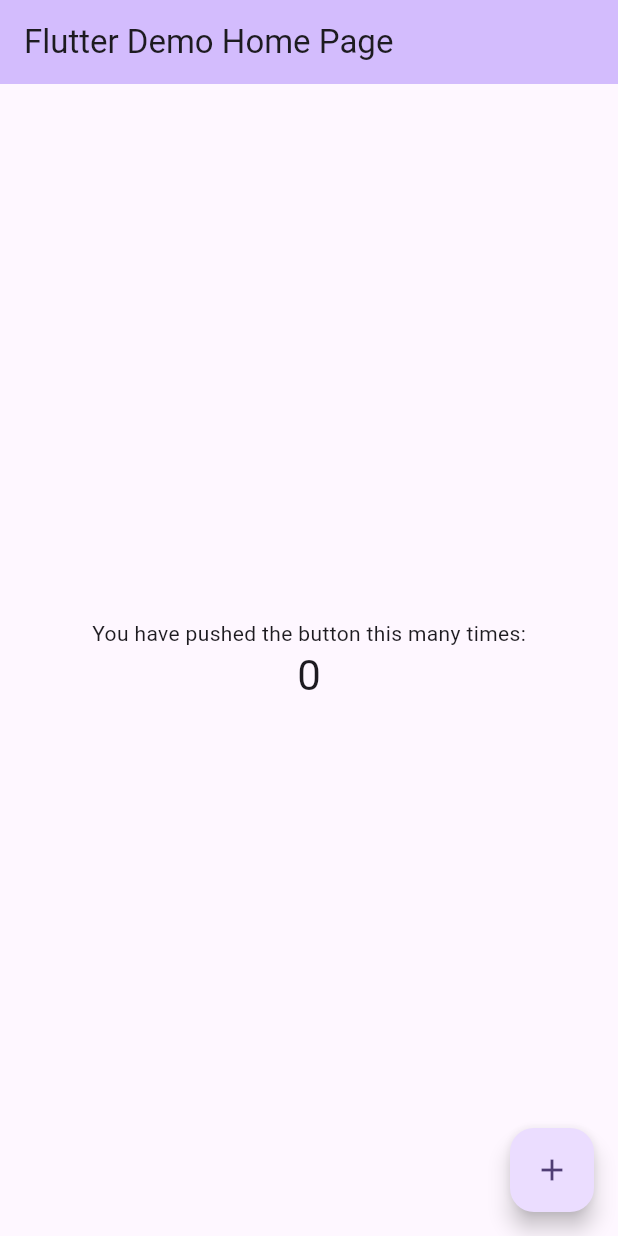
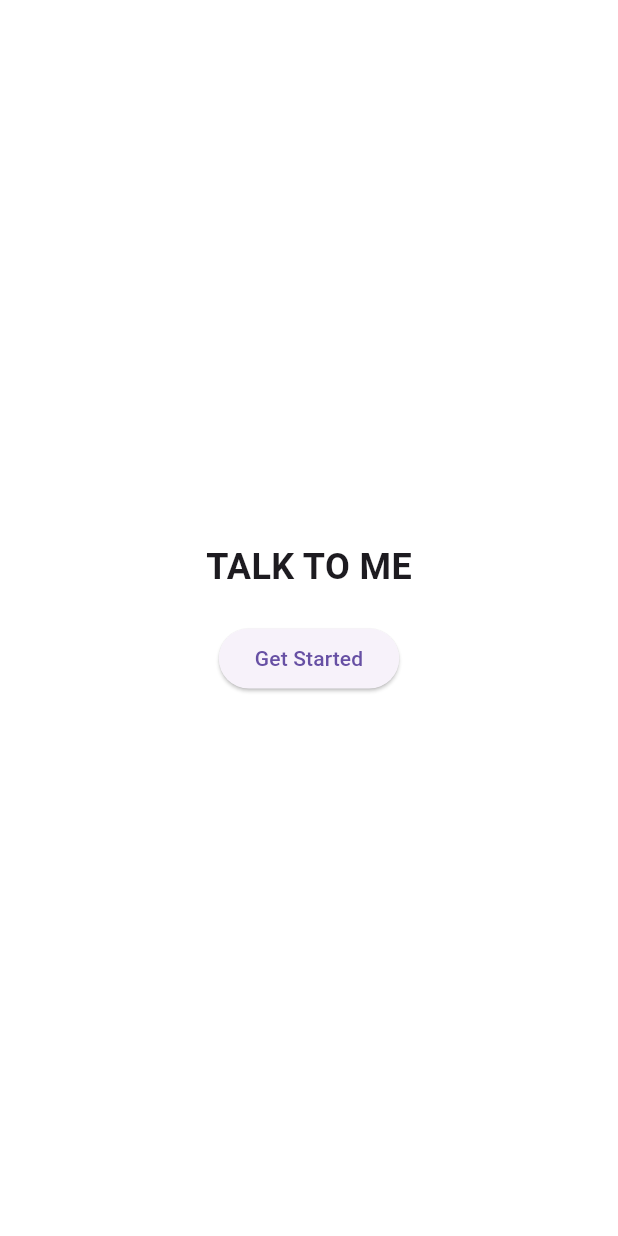
Before and after one commit to rdwaynedehoedt/Talk-To-Me-apk, a Flutter app: the screen it shows after launch, on a phone screen of 412 x 824 dp. Run offline on Flutter 3.47's test engine with Material 3 defaults, Android fonts, the phone set to English and light mode, and no system bars.

Commit message:
did some welcome page updates

```diff
--- a/talk_to_me/lib/main.dart
+++ b/talk_to_me/lib/main.dart
@@ -1,125 +1,19 @@
 import 'package:flutter/material.dart';
+import 'welcome_screen.dart'; // Import the welcome screen
 
 void main() {
-  runApp(const MyApp());
+  runApp(MyApp());
 }
 
 class MyApp extends StatelessWidget {
-  const MyApp({super.key});
-
-  // This widget is the root of your application.
   @override
   Widget build(BuildContext context) {
     return MaterialApp(
-      title: 'Flutter Demo',
+      title: 'Talk To Me',
       theme: ThemeData(
-        // This is the theme of your application.
-        //
-        // TRY THIS: Try running your application with "flutter run". You'll see
-        // the application has a purple toolbar. Then, without quitting the app,
-        // try changing the seedColor in the colorScheme below to Colors.green
-        // and then invoke "hot reload" (save your changes or press the "hot
-        // reload" button in a Flutter-supported IDE, or press "r" if you used
-        // the command line to start the app).
-        //
-        // Notice that the counter didn't reset back to zero; the application
-        // state is not lost during the reload. To reset the state, use hot
-        // restart instead.
-        //
-        // This works for code too, not just values: Most code changes can be
-        // tested with just a hot reload.
-        colorScheme: ColorScheme.fromSeed(seedColor: Colors.deepPurple),
-        useMaterial3: true,
+        primarySwatch: Colors.brown, // Change to your preferred color
       ),
-      home: const MyHomePage(title: 'Flutter Demo Home Page'),
+      home: WelcomeScreen(), // Set the welcome screen as the home
     );
   }
 }
-
-class MyHomePage extends StatefulWidget {
-  const MyHomePage({super.key, required this.title});
-
-  // This widget is the home page of your application. It is stateful, meaning
-  // that it has a State object (defined below) that contains fields that affect
-  // how it looks.
-
-  // This class is the configuration for the state. It holds the values (in this
-  // case the title) provided by the parent (in this case the App widget) and
-  // used by the build method of the State. Fields in a Widget subclass are
-  // always marked "final".
-
-  final String title;
-
-  @override
-  State<MyHomePage> createState() => _MyHomePageState();
-}
-
-class _MyHomePageState extends State<MyHomePage> {
-  int _counter = 0;
-
-  void _incrementCounter() {
-    setState(() {
-      // This call to setState tells the Flutter framework that something has
-      // changed in this State, which causes it to rerun the build method below
-      // so that the display can reflect the updated values. If we changed
-      // _counter without calling setState(), then the build method would not be
-      // called again, and so nothing would appear to happen.
-      _counter++;
-    });
-  }
-
-  @override
-  Widget build(BuildContext context) {
-    // This method is rerun every time setState is called, for instance as done
-    // by the _incrementCounter method above.
-    //
-    // The Flutter framework has been optimized to make rerunning build methods
-    // fast, so that you can just rebuild anything that needs updating rather
-    // than having to individually change instances of widgets.
-    return Scaffold(
-      appBar: AppBar(
-        // TRY THIS: Try changing the color here to a specific color (to
-        // Colors.amber, perhaps?) and trigger a hot reload to see the AppBar
-        // change color while the other colors stay the same.
-        backgroundColor: Theme.of(context).colorScheme.inversePrimary,
-        // Here we take the value from the MyHomePage object that was created by
-        // the App.build method, and use it to set our appbar title.
-        title: Text(widget.title),
-      ),
-      body: Center(
-        // Center is a layout widget. It takes a single child and positions it
-        // in the middle of the parent.
-        child: Column(
-          // Column is also a layout widget. It takes a list of children and
-          // arranges them vertically. By default, it sizes itself to fit its
-          // children horizontally, and tries to be as tall as its parent.
-          //
-          // Column has various properties to control how it sizes itself and
-          // how it positions its children. Here we use mainAxisAlignment to
-          // center the children vertically; the main axis here is the vertical
-          // axis because Columns are vertical (the cross axis would be
-          // horizontal).
-          //
-          // TRY THIS: Invoke "debug painting" (choose the "Toggle Debug Paint"
-          // action in the IDE, or press "p" in the console), to see the
-          // wireframe for each widget.
-          mainAxisAlignment: MainAxisAlignment.center,
-          children: <Widget>[
-            const Text(
-              'You have pushed the button this many times:',
-            ),
-            Text(
-              '$_counter',
-              style: Theme.of(context).textTheme.headlineMedium,
-            ),
-          ],
-        ),
-      ),
-      floatingActionButton: FloatingActionButton(
-        onPressed: _incrementCounter,
-        tooltip: 'Increment',
-        child: const Icon(Icons.add),
-      ), // This trailing comma makes auto-formatting nicer for build methods.
-    );
-  }
-}
--- a/talk_to_me/lib/welcome_screen.dart
+++ b/talk_to_me/lib/welcome_screen.dart
@@ -0,0 +1,34 @@
+import 'package:flutter/material.dart';
+import 'sign_in_screen.dart';
+
+
+class WelcomeScreen extends StatelessWidget {
+  @override
+  Widget build(BuildContext context) {
+    return Scaffold(
+      backgroundColor: Colors.white, // Set background color
+      body: Center(
+        child: Column(
+          mainAxisAlignment: MainAxisAlignment.center,
+          children: [
+            Text(
+              "TALK TO ME",
+              style: TextStyle(fontSize: 24, fontWeight: FontWeight.bold),
+            ),
+            SizedBox(height: 20), // Space between elements
+            ElevatedButton(
+              onPressed: () {
+                // Navigate to Sign In Screen (we will create this next)
+                Navigator.push(
+                  context,
+                  MaterialPageRoute(builder: (context) => SignInScreen()),
+                );
+              },
+              child: Text("Get Started"),
+            ),
+          ],
+        ),
+      ),
+    );
+  }
+}
```
Also changed, not shown: talk_to_me/lib/sign_in_screen.dart (added, +51 -0 lines), 1 other file.
